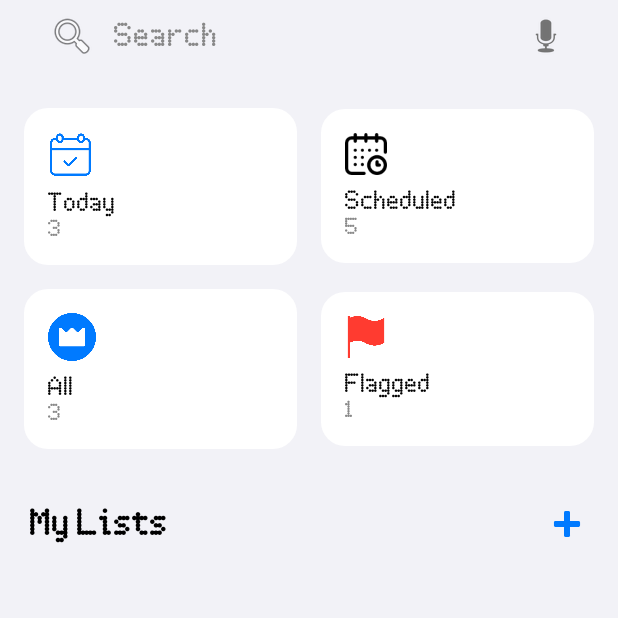
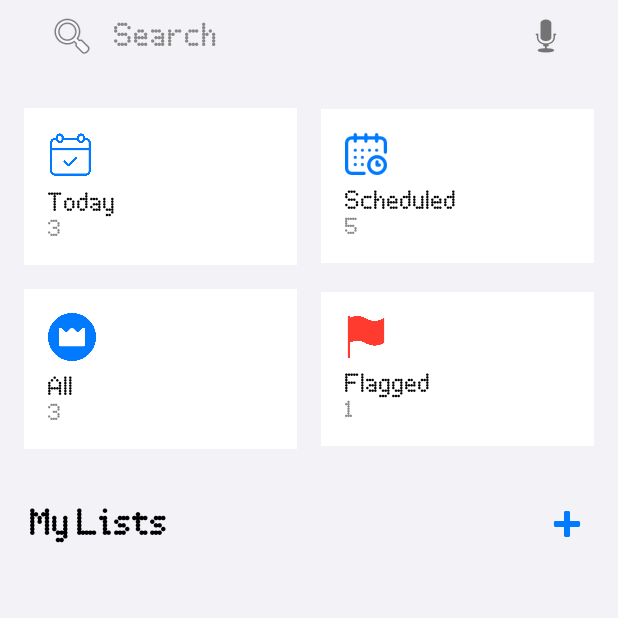
Before and after one commit to amriths04/NothingToDo, an Android app: the screen it shows after launch (MainActivity), on a phone screen of 412 x 824 dp, the top half of it. Run offline under Robolectric (Android 15) with nearby library versions, the phone set to English and light mode, and no system bars.

Commit message:
Modified cards to be consistent with Theme toggling

```diff
--- a/app/src/main/java/com/example/nothingtasks/MainActivity.java
+++ b/app/src/main/java/com/example/nothingtasks/MainActivity.java
@@ -1,6 +1,9 @@
 package com.example.nothingtasks;
 
+import android.content.Intent;
+import android.content.SharedPreferences;
 import android.os.Bundle;
+import android.widget.ImageButton;
 
 import androidx.activity.EdgeToEdge;
 import androidx.appcompat.app.AppCompatActivity;
@@ -8,23 +11,30 @@ import androidx.appcompat.app.AppCompatDelegate;
 import androidx.core.graphics.Insets;
 import androidx.core.view.ViewCompat;
 import androidx.core.view.WindowInsetsCompat;
-import android.content.Intent;
-import android.widget.ImageButton;
-
 
 public class MainActivity extends AppCompatActivity {
 
     @Override
     protected void onCreate(Bundle savedInstanceState) {
+        // Load theme before setContentView
+        SharedPreferences prefs = getSharedPreferences("settings", MODE_PRIVATE);
+        boolean isDarkMode = prefs.getBoolean("dark_mode", false);
+        AppCompatDelegate.setDefaultNightMode(
+                isDarkMode ? AppCompatDelegate.MODE_NIGHT_YES : AppCompatDelegate.MODE_NIGHT_NO
+        );
+
         super.onCreate(savedInstanceState);
         EdgeToEdge.enable(this);
-        AppCompatDelegate.setDefaultNightMode(AppCompatDelegate.MODE_NIGHT_NO);
         setContentView(R.layout.activity_main);
+
+        // Open SettingsActivity on button click
         ImageButton settingsButton = findViewById(R.id.settingsButton);
         settingsButton.setOnClickListener(v -> {
             Intent intent = new Intent(MainActivity.this, SettingsActivity.class);
             startActivity(intent);
         });
+
+        // Apply window insets (for edge-to-edge padding)
         ViewCompat.setOnApplyWindowInsetsListener(findViewById(R.id.main), (v, insets) -> {
             Insets systemBars = insets.getInsets(WindowInsetsCompat.Type.systemBars());
             v.setPadding(systemBars.left, systemBars.top, systemBars.right, systemBars.bottom);
--- a/app/src/main/res/drawable/card_bg.xml
+++ b/app/src/main/res/drawable/card_bg.xml
@@ -1,6 +1,5 @@
 <shape xmlns:android="http://schemas.android.com/apk/res/android"
     android:shape="rectangle">
-    <solid android:color="#FFFFFF"/>
-    <corners android:radius="16dp"/>
-    <elevation android:shadowColor="#33000000" />
+    <solid android:color="?attr/cardBackgroundColor" />
+    <corners android:radius="16dp" />
 </shape>
--- a/app/src/main/res/layout/activity_main.xml
+++ b/app/src/main/res/layout/activity_main.xml
@@ -4,7 +4,7 @@
     android:id="@+id/main"
     android:layout_width="match_parent"
     android:layout_height="match_parent"
-    android:background="#F2F2F7">
+    android:background="@color/background">
 
     <!-- Scrollable Content -->
     <ScrollView
@@ -40,8 +40,8 @@
                 android:inputType="text"
                 android:focusable="true"
                 android:focusableInTouchMode="true"
-                android:textColor="#000000"
-                android:textColorHint="#888888"
+                android:textColor="@color/textPrimary"
+                android:textColorHint="@color/textSecondary"
                 android:textSize="20sp"
                 android:fontFamily="@font/nf"
                 android:backgroundTint="@android:color/transparent" />
@@ -107,7 +107,7 @@
                     android:text="My Lists"
                     android:textSize="22sp"
                     android:textStyle="bold"
-                    android:textColor="#000000"
+                    android:textColor="@color/textPrimary"
                     android:fontFamily="@font/nf"
                     android:paddingStart="4dp" />
 
@@ -117,7 +117,7 @@
                     android:layout_height="36dp"
                     android:background="@android:color/transparent"
                     android:src="@android:drawable/ic_input_add"
-                    app:tint="#007AFF"
+                    app:tint="@color/blueAccent"
                     android:contentDescription="Add New List" />
             </LinearLayout>
 
@@ -140,7 +140,7 @@
         android:layout_width="match_parent"
         android:layout_height="64dp"
         android:layout_alignParentBottom="true"
-        android:background="#F2F2F7"
+        android:background="@color/background"
         android:paddingStart="24dp"
         android:paddingEnd="24dp"
         android:paddingTop="12dp"
@@ -154,12 +154,12 @@
             android:layout_height="wrap_content"
             android:text="+  New Reminder"
             android:textSize="18sp"
-            android:textColor="#000000"
+            android:textColor="@color/textPrimary"
             android:fontFamily="@font/nf"
             android:layout_alignParentStart="true"
             android:layout_centerVertical="true" />
 
-        <!-- Settings Icon (Black Tint) -->
+        <!-- Settings Icon -->
         <ImageButton
             android:id="@+id/settingsButton"
             android:layout_width="36dp"
@@ -170,9 +170,8 @@
             android:layout_centerVertical="true"
             android:background="@android:color/transparent"
             android:src="@android:drawable/ic_menu_preferences"
-            app:tint="#000000"
+            app:tint="@color/textPrimary"
             android:contentDescription="Settings"
             android:padding="6dp" />
-
     </RelativeLayout>
 </RelativeLayout>
--- a/app/src/main/res/layout/grid_card_all.xml
+++ b/app/src/main/res/layout/grid_card_all.xml
@@ -5,23 +5,24 @@
     android:layout_columnWeight="1"
     android:layout_rowWeight="1"
     android:orientation="vertical"
-    android:background="@drawable/card_bg"
+    android:background="?attr/cardBackgroundColor"
     android:padding="16dp"
     android:layout_margin="8dp"
     android:gravity="center_vertical">
 
-    <ImageView
+
+<ImageView
         android:layout_width="32dp"
         android:layout_height="32dp"
         android:src="@drawable/all"
-        android:tint="#007AFF" />
+        android:tint="?attr/cardIconTint" />
 
     <TextView
         android:layout_width="wrap_content"
         android:layout_height="wrap_content"
         android:text="All"
         android:textSize="16sp"
-        android:textColor="#000000"
+        android:textColor="?attr/cardTextPrimary"
         android:fontFamily="@font/nf"
         android:layout_marginTop="8dp" />
 
@@ -30,6 +31,6 @@
         android:layout_height="wrap_content"
         android:text="3"
         android:textSize="14sp"
-        android:textColor="#888888"
+        android:textColor="?attr/cardTextSecondary"
         android:fontFamily="@font/nf" />
 </LinearLayout>
--- a/app/src/main/res/layout/grid_card_flagged.xml
+++ b/app/src/main/res/layout/grid_card_flagged.xml
@@ -1,23 +1,28 @@
+<?xml version="1.0" encoding="utf-8"?>
 <LinearLayout xmlns:android="http://schemas.android.com/apk/res/android"
-    android:layout_width="match_parent"
-    android:layout_height="120dp"
+    android:layout_width="0dp"
+    android:layout_height="100dp"
+    android:layout_columnWeight="1"
+    android:layout_rowWeight="1"
     android:orientation="vertical"
-    android:background="@drawable/card_bg"
+    android:background="?attr/cardBackgroundColor"
     android:padding="16dp"
+    android:layout_margin="8dp"
     android:gravity="center_vertical">
 
-    <ImageView
+
+<ImageView
         android:layout_width="28dp"
         android:layout_height="28dp"
         android:src="@drawable/flagged"
-        android:tint="#FF3B30" />
+        android:tint="#FF3B30" /> <!-- Keep red for flagged; doesn't need to follow theme -->
 
     <TextView
         android:layout_width="wrap_content"
         android:layout_height="wrap_content"
         android:text="Flagged"
         android:textSize="16sp"
-        android:textColor="#000000"
+        android:textColor="?attr/cardTextPrimary"
         android:fontFamily="@font/nf"
         android:layout_marginTop="8dp" />
 
@@ -26,6 +31,6 @@
         android:layout_height="wrap_content"
         android:text="1"
         android:textSize="14sp"
-        android:textColor="#888888"
+        android:textColor="?attr/cardTextSecondary"
         android:fontFamily="@font/nf" />
 </LinearLayout>
--- a/app/src/main/res/layout/grid_card_scheduled.xml
+++ b/app/src/main/res/layout/grid_card_scheduled.xml
@@ -5,7 +5,7 @@
     android:layout_columnWeight="1"
     android:layout_rowWeight="1"
     android:orientation="vertical"
-    android:background="@drawable/card_bg"
+    android:background="?attr/cardBackgroundColor"
     android:padding="16dp"
     android:layout_margin="8dp"
     android:gravity="center_vertical">
@@ -14,14 +14,14 @@
         android:layout_width="28dp"
         android:layout_height="28dp"
         android:src="@drawable/calendar"
-        android:tint="@null" />
+        android:tint="?attr/cardIconTint" />
 
     <TextView
         android:layout_width="wrap_content"
         android:layout_height="wrap_content"
         android:text="Scheduled"
         android:textSize="16sp"
-        android:textColor="#000000"
+        android:textColor="?attr/cardTextPrimary"
         android:fontFamily="@font/nf"
         android:layout_marginTop="8dp" />
 
@@ -30,6 +30,6 @@
         android:layout_height="wrap_content"
         android:text="5"
         android:textSize="14sp"
-        android:textColor="#888888"
+        android:textColor="?attr/cardTextSecondary"
         android:fontFamily="@font/nf" />
 </LinearLayout>
--- a/app/src/main/res/layout/grid_card_today.xml
+++ b/app/src/main/res/layout/grid_card_today.xml
@@ -5,7 +5,7 @@
     android:layout_columnWeight="1"
     android:layout_rowWeight="1"
     android:orientation="vertical"
-    android:background="@drawable/card_bg"
+    android:background="?attr/cardBackgroundColor"
     android:padding="16dp"
     android:layout_margin="8dp"
     android:gravity="center_vertical">
@@ -14,14 +14,14 @@
         android:layout_width="30dp"
         android:layout_height="30dp"
         android:src="@drawable/today"
-        android:tint="#007AFF" />
+        android:tint="?attr/cardIconTint" />
 
     <TextView
         android:layout_width="wrap_content"
         android:layout_height="wrap_content"
         android:text="Today"
         android:textSize="16sp"
-        android:textColor="#000000"
+        android:textColor="?attr/cardTextPrimary"
         android:fontFamily="@font/nf"
         android:layout_marginTop="8dp" />
 
@@ -30,6 +30,6 @@
         android:layout_height="wrap_content"
         android:text="3"
         android:textSize="14sp"
-        android:textColor="#888888"
+        android:textColor="?attr/cardTextSecondary"
         android:fontFamily="@font/nf" />
 </LinearLayout>
--- /dev/null
+++ b/app/src/main/res/values-night/colors.xml
@@ -0,0 +1,8 @@
+<?xml version="1.0" encoding="utf-8"?>
+<resources>
+    <color name="background">#121212</color>
+    <color name="textPrimary">#FFFFFF</color>
+    <color name="textSecondary">#BBBBBB</color>
+    <color name="blueAccent">#0A84FF</color>
+    <color name="iconAccent">#0A84FF</color>
+</resources>
--- a/app/src/main/res/values-night/themes.xml
+++ b/app/src/main/res/values-night/themes.xml
@@ -1,7 +1,10 @@
+<!-- res/values-night/themes.xml -->
 <resources xmlns:tools="http://schemas.android.com/tools">
-    <!-- Base application theme. -->
-    <style name="Base.Theme.NothingTasks" parent="Theme.Material3.DayNight.NoActionBar">
-        <!-- Customize your dark theme here. -->
-        <!-- <item name="colorPrimary">@color/my_dark_primary</item> -->
+    <style name="Theme.NothingTasks" parent="Theme.MaterialComponents.DayNight.NoActionBar">
+        <!-- Dark Mode Custom Colors -->
+        <item name="cardBackgroundColor">#1C1C1E</item>
+        <item name="cardTextPrimary">#FFFFFF</item>
+        <item name="cardTextSecondary">#BBBBBB</item>
+        <item name="cardIconTint">#0A84FF</item>
     </style>
 </resources>
--- a/app/src/main/res/values/attrs.xml
+++ b/app/src/main/res/values/attrs.xml
@@ -1,3 +1,8 @@
 <?xml version="1.0" encoding="utf-8"?>
 <resources>
+    <!-- Declare custom theme attributes -->
+    <attr name="cardBackgroundColor" format="color" />
+    <attr name="cardTextPrimary" format="color" />
+    <attr name="cardTextSecondary" format="color" />
+    <attr name="cardIconTint" format="color" />
 </resources>
--- a/app/src/main/res/values/colors.xml
+++ b/app/src/main/res/values/colors.xml
@@ -1,5 +1,8 @@
 <?xml version="1.0" encoding="utf-8"?>
 <resources>
-    <color name="black">#FF000000</color>
-    <color name="white">#FFFFFFFF</color>
+    <color name="background">#F2F2F7</color>
+    <color name="textPrimary">#000000</color>
+    <color name="textSecondary">#888888</color>
+    <color name="blueAccent">#007AFF</color>
+    <color name="iconAccent">#007AFF</color>
 </resources>
--- a/app/src/main/res/values/themes.xml
+++ b/app/src/main/res/values/themes.xml
@@ -1,9 +1,10 @@
+<!-- res/values/themes.xml -->
 <resources xmlns:tools="http://schemas.android.com/tools">
-    <!-- Base application theme. -->
-    <style name="Base.Theme.NothingTasks" parent="Theme.Material3.DayNight.NoActionBar">
-        <!-- Customize your light theme here. -->
-        <!-- <item name="colorPrimary">@color/my_light_primary</item> -->
+    <style name="Theme.NothingTasks" parent="Theme.MaterialComponents.DayNight.NoActionBar">
+        <!-- Light Mode Custom Colors -->
+        <item name="cardBackgroundColor">#FFFFFF</item>
+        <item name="cardTextPrimary">#000000</item>
+        <item name="cardTextSecondary">#888888</item>
+        <item name="cardIconTint">#007AFF</item>
     </style>
-
-    <style name="Theme.NothingTasks" parent="Base.Theme.NothingTasks" />
 </resources>
```
Also changed, not shown: app/src/main/java/com/example/nothingtasks/SettingsActivity.java (+26 -12 lines), app/src/main/res/layout/activity_settings.xml (+9 -10 lines), app/src/main/res/layout/card_item.xml (deleted, +0 -37 lines).
